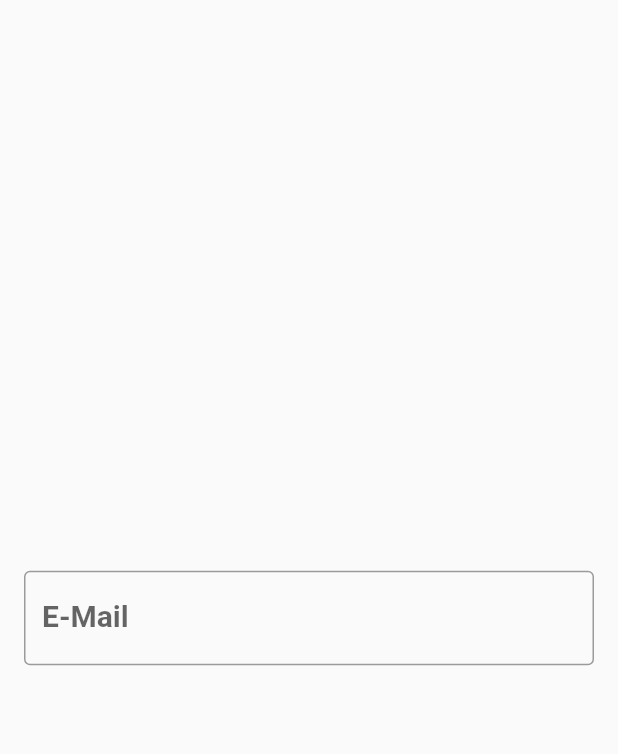
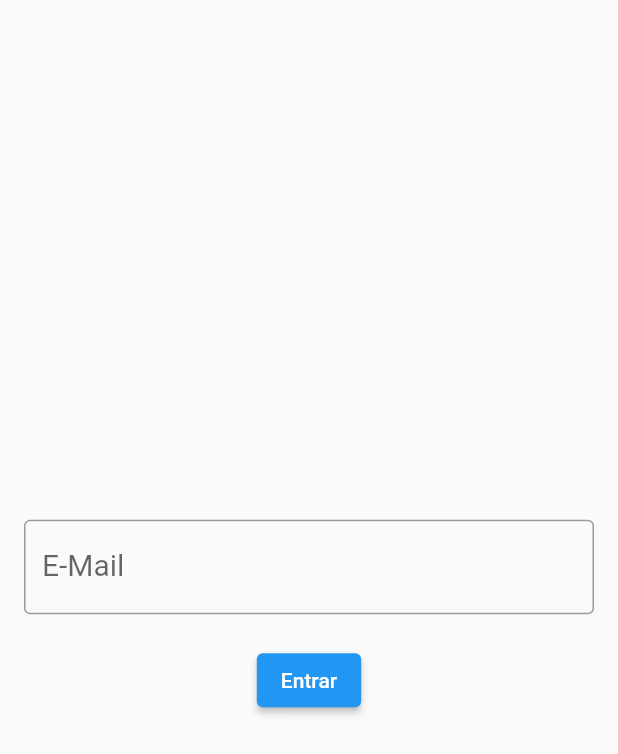
Before and after one commit to IvanHSilva/flutter_app02_todo_list, a Flutter app: the screen it shows after launch, on a phone screen of 412 x 824 dp. Shown: the top 754 px of the screen. Run offline on Flutter 3.47's test engine with Material 2 defaults, Android fonts, the phone set to English and light mode, and no system bars.

Commit message:
Text captured

```diff
--- a/lib/main.dart
+++ b/lib/main.dart
@@ -10,7 +10,7 @@ class MyApp extends StatelessWidget {
 
   @override
   Widget build(BuildContext context) {
-    return const MaterialApp(
+    return MaterialApp(
       debugShowCheckedModeBanner: false,
       home: ToDoList(),
     );
--- a/lib/pages/todolist.dart
+++ b/lib/pages/todolist.dart
@@ -1,16 +1,22 @@
 import 'package:flutter/material.dart';
 
 class ToDoList extends StatelessWidget {
-  const ToDoList({Key? key}) : super(key: key);
+  ToDoList({Key? key}) : super(key: key);
+
+  final TextEditingController emailController = TextEditingController();
 
   @override
   Widget build(BuildContext context) {
-    return const Scaffold(
+    return Scaffold(
       body: Center(
         child: Padding(
-          padding: EdgeInsets.all(16.0),
-          child: TextField(
-            decoration: InputDecoration(
+          padding: const EdgeInsets.all(16.0),
+          child: Column(
+            mainAxisSize: MainAxisSize.min,
+            children: [
+              TextField(
+                controller: emailController,
+                decoration: const InputDecoration(
                   labelText: 'E-Mail',
                   hintText: 'email@email.com',
                   border: OutlineInputBorder(),
@@ -22,13 +28,28 @@ class ToDoList extends StatelessWidget {
                   errorText: null,
                 ),
                 keyboardType: TextInputType.emailAddress,
-            style: TextStyle(
+                style: const TextStyle(
                   fontSize: 20,
-              fontWeight: FontWeight.bold,
+                  //fontWeight: FontWeight.bold,
                 ),
+              ),
+              const SizedBox(
+                height: 20,
+              ),
+              ElevatedButton(
+                onPressed: login,
+                child: const Text('Entrar'),
+              ),
+            ],
           ),
         ),
       ),
     );
   }
+
+  void login() {
+    String email = emailController.text;
+    print(email);
+    emailController.clear();
   }
+}
```
Also changed, not shown: 6 other files. Lines whose indentation alone changed are shown as unchanged.
